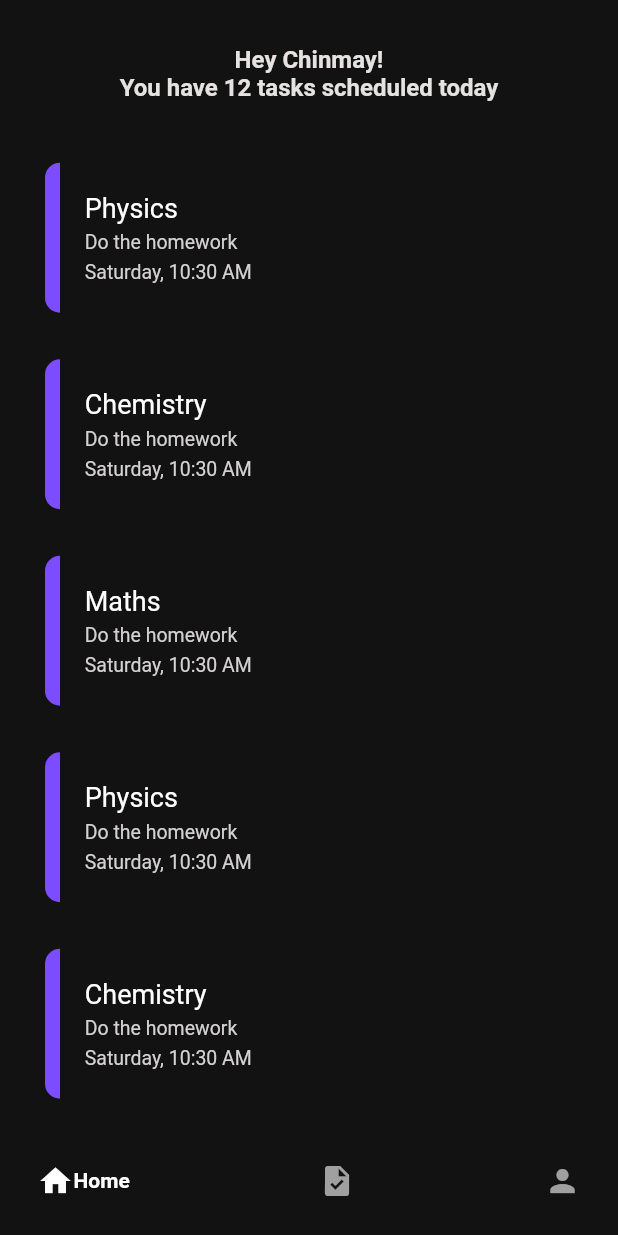
After one commit to BrawlerXull/JUST-VES-IT, a Flutter app: the screen it shows after launch, after a tap on "See more ...", on a phone screen of 412 x 824 dp. The commit adds this screen. Run offline on Flutter 3.47's test engine with Material 2 defaults, Android fonts, the phone set to English and light mode, and no system bars; drawn by our look-alikes of google_nav_bar; our stand-ins replace flutter_svg, get.

Commit message:
task page added

```diff
--- a/lib/constants/BottomNavBarConstants.dart
+++ b/lib/constants/BottomNavBarConstants.dart
@@ -2,6 +2,7 @@ import 'package:flutter/material.dart';
 import 'package:google_nav_bar/google_nav_bar.dart';
 import 'package:justvesit/screens/InnerPages/HomePage/view/HomePage.dart';
 import 'package:justvesit/screens/InnerPages/ProfilePage/view/ProfilePage.dart';
+import 'package:justvesit/screens/InnerPages/TaskPage/view/TaskPage.dart';
 
 List<GButton> tabs = const [
   GButton(
@@ -9,8 +10,8 @@ List<GButton> tabs = const [
     text: 'Home',
   ),
   GButton(
-    icon: Icons.heart_broken,
-    text: 'Likes',
+    icon: Icons.task,
+    text: 'Tasks',
   ),
   GButton(
     icon: Icons.person,
@@ -20,8 +21,6 @@ List<GButton> tabs = const [
 
 List<Widget> bottomNavScreens = const [
   HomePage(),
-  Text(
-    'Likes',
-  ),
+  TaskPage(),
   ProfilePage(),
 ];
--- a/lib/constants/Routes.dart
+++ b/lib/constants/Routes.dart
@@ -3,6 +3,7 @@ import 'package:justvesit/screens/AuthPages/LandingPage/view/LandingPage.dart';
 import 'package:justvesit/screens/AuthPages/adminloginpage/view/AdminLoginPage.dart';
 import 'package:justvesit/screens/AuthPages/loginpage/view/LoginPage.dart';
 import 'package:justvesit/screens/InnerPages/MainPage/view/MainPage.dart';
+import 'package:justvesit/screens/InnerPages/TaskPage/view/TaskPage.dart';
 
 String initialPage = "/mainpage";
 
@@ -23,4 +24,8 @@ List<GetPage> pages = [
     name: '/adminlogin',
     page: () => const AdminLoginPage(),
   ),
+  GetPage(
+    name: '/tasks',
+    page: () => TaskPage(),
+  ),
 ];
--- a/lib/constants/UpcomingTaskData.dart
+++ b/lib/constants/UpcomingTaskData.dart
@@ -32,5 +32,35 @@ class UpcomingTaskData {
       subjectName: "Maths",
       task: "Do the homework",
     ),
+    TaskDataClass(
+      date: DateTime.now(),
+      subjectName: "Physics",
+      task: "Do the homework",
+    ),
+    TaskDataClass(
+      date: DateTime.now(),
+      subjectName: "Chemistry",
+      task: "Do the homework",
+    ),
+    TaskDataClass(
+      date: DateTime.now(),
+      subjectName: "Maths",
+      task: "Do the homework",
+    ),
+    TaskDataClass(
+      date: DateTime.now(),
+      subjectName: "Physics",
+      task: "Do the homework",
+    ),
+    TaskDataClass(
+      date: DateTime.now(),
+      subjectName: "Chemistry",
+      task: "Do the homework",
+    ),
+    TaskDataClass(
+      date: DateTime.now(),
+      subjectName: "Maths",
+      task: "Do the homework",
+    ),
   ];
 }
--- a/lib/screens/InnerPages/HomePage/view/HomePage.dart
+++ b/lib/screens/InnerPages/HomePage/view/HomePage.dart
@@ -4,6 +4,7 @@ import 'package:get/get.dart';
 import 'package:justvesit/constants/Constants.dart';
 import 'package:justvesit/constants/UpcomingTaskData.dart';
 import 'package:justvesit/globalcontroller/GlobalController.dart';
+import 'package:justvesit/screens/InnerPages/MainPage/controller/MainPageController.dart';
 import 'package:justvesit/widgets/HomePageUpcomingTaskTile.dart';
 
 class HomePage extends StatefulWidget {
@@ -18,6 +19,7 @@ class _HomePageState extends State<HomePage> {
   Widget build(BuildContext context) {
     print(UpcomingTaskData.tasks[0].date);
     final GlobalController globalController = Get.put(GlobalController());
+    final MainPageController mainPageController = Get.put(MainPageController());
     return Scaffold(
       backgroundColor: kBGColor,
       body: Center(
@@ -103,10 +105,15 @@ class _HomePageState extends State<HomePage> {
                           SizedBox(
                             height: 15,
                           ),
-                          Text(
-                            "See more ...",
-                            style: TextStyle(
-                                color: Color.fromARGB(255, 163, 126, 243)),
+                          GestureDetector(
+                            child: Text(
+                              "See more ...",
+                              style: TextStyle(
+                                  color: Color.fromARGB(255, 163, 126, 243)),
+                            ),
+                            onTap: () {
+                              mainPageController.selectedIndex.value = 1;
+                            },
                           ),
                           SizedBox(
                             height: 15,
--- /dev/null
+++ b/lib/screens/InnerPages/TaskPage/view/TaskPage.dart
@@ -0,0 +1,61 @@
+import 'package:flutter/material.dart';
+import 'package:flutter/src/widgets/framework.dart';
+import 'package:flutter/src/widgets/placeholder.dart';
+import 'package:get/get.dart';
+import 'package:get/route_manager.dart';
+import 'package:justvesit/constants/UpcomingTaskData.dart';
+import 'package:justvesit/globalcontroller/GlobalController.dart';
+import 'package:justvesit/widgets/HomePageUpcomingTaskTile.dart';
+
+class TaskPage extends StatefulWidget {
+  const TaskPage({super.key});
+
+  @override
+  State<TaskPage> createState() => _TaskPageState();
+}
+
+class _TaskPageState extends State<TaskPage> {
+  @override
+  Widget build(BuildContext context) {
+    final GlobalController globalController = Get.put(GlobalController());
+    return SingleChildScrollView(
+      child: Column(
+        children: [
+          const SizedBox(
+            height: 30,
+          ),
+          Text(
+            "Hey ${globalController.name.value}!\nYou have ${UpcomingTaskData.tasks.length} tasks scheduled today",
+            textAlign: TextAlign.center,
+            style: const TextStyle(
+              color: Color.fromARGB(255, 230, 226, 226),
+              fontWeight: FontWeight.bold,
+              fontSize: 16,
+            ),
+          ),
+          const SizedBox(
+            height: 10,
+          ),
+          Padding(
+            padding: EdgeInsets.symmetric(horizontal: 30),
+            child: ListView.builder(
+              physics: const ClampingScrollPhysics(),
+              shrinkWrap: true,
+              itemCount: UpcomingTaskData.tasks.length,
+              itemBuilder: (context, index) {
+                return Padding(
+                  padding: const EdgeInsets.only(top: 30),
+                  child: HomePageUpcomingTaskTile(
+                    subject: UpcomingTaskData.tasks[index].subjectName,
+                    task: UpcomingTaskData.tasks[index].task,
+                    date: UpcomingTaskData.tasks[index].date,
+                  ),
+                );
+              },
+            ),
+          )
+        ],
+      ),
+    );
+  }
+}
--- a/lib/widgets/HomePageUpcomingTaskTile.dart
+++ b/lib/widgets/HomePageUpcomingTaskTile.dart
@@ -44,7 +44,7 @@ class _HomePageUpcomingTaskTileState extends State<HomePageUpcomingTaskTile> {
             mainAxisAlignment: MainAxisAlignment.start,
             crossAxisAlignment: CrossAxisAlignment.start,
             children: [
-              SizedBox(
+              const SizedBox(
                 height: 20,
               ),
               Text(
@@ -74,7 +74,7 @@ class _HomePageUpcomingTaskTileState extends State<HomePageUpcomingTaskTile> {
                   fontSize: 13,
                 ),
               ),
-              SizedBox(
+              const SizedBox(
                 height: 20,
               ),
             ],
--- a/lib/widgets/ProfilePageInfoWidgets.dart
+++ b/lib/widgets/ProfilePageInfoWidgets.dart
@@ -16,15 +16,15 @@ class ProfilePageInfoWidgets extends StatelessWidget {
         ),
         Text(
           title,
-          style: const TextStyle(
-              color: Color.fromARGB(153, 149, 139, 139), fontSize: 20),
+          style: const TextStyle(color: Colors.black, fontSize: 20),
         ),
         const SizedBox(
           height: 10,
         ),
         Text(
           info,
-          style: TextStyle(color: Colors.white60, fontSize: 15),
+          style: const TextStyle(
+              color: Color.fromARGB(255, 230, 222, 222), fontSize: 15),
         ),
       ],
     );
```
